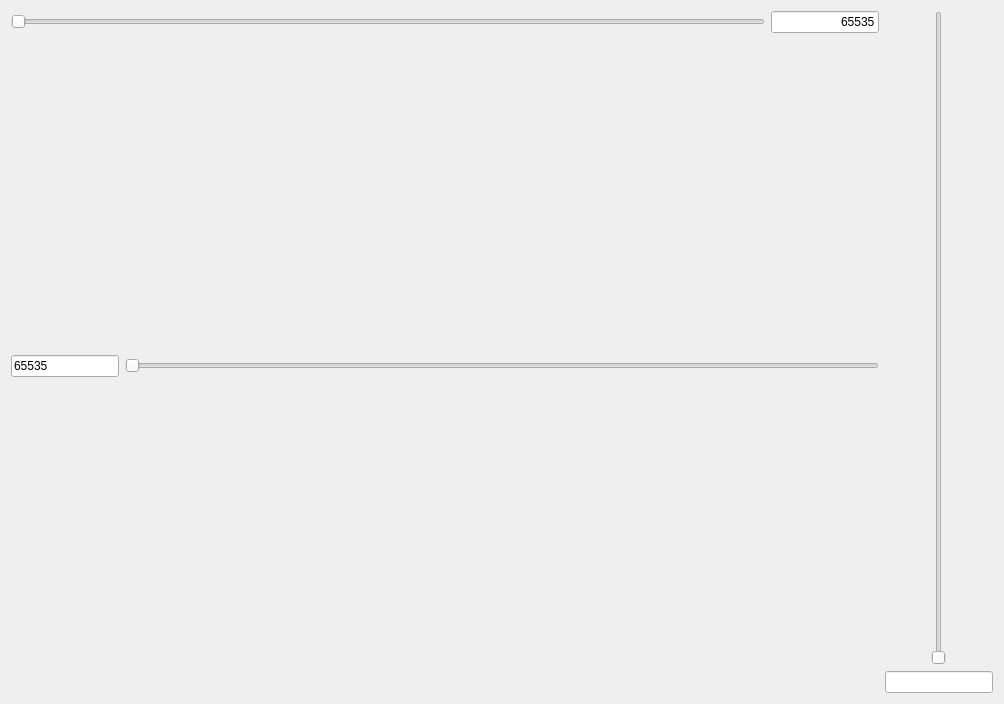
This is cpp/HistogramWidget.ui in erikhvatum/RisWidget as Qt 5 draws it before an edit. The edited form follows.
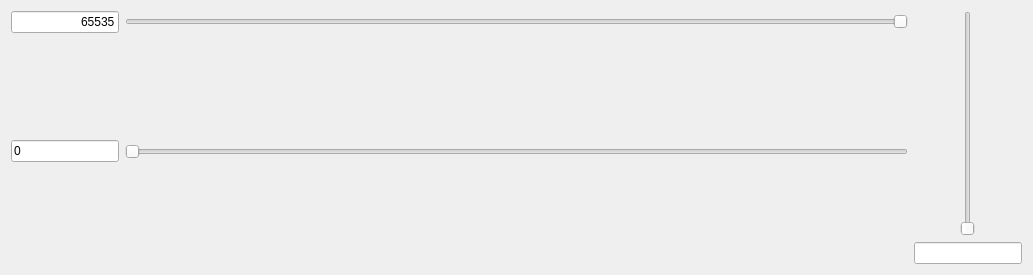
This is the edited form.

Commit message: Hook up gamma sliders.

Patch:
```diff
--- a/cpp/HistogramWidget.ui
+++ b/cpp/HistogramWidget.ui
@@ -6,8 +6,8 @@
    <rect>
     <x>0</x>
     <y>0</y>
-    <width>1004</width>
-    <height>704</height>
+    <width>1033</width>
+    <height>275</height>
    </rect>
   </property>
   <property name="windowTitle">
@@ -19,15 +19,8 @@
      <item>
       <layout class="QHBoxLayout" name="m_topHorizontalLayout">
        <property name="sizeConstraint">
-        <enum>QLayout::SetFixedSize</enum>
+        <enum>QLayout::SetDefaultConstraint</enum>
        </property>
-       <item>
-        <widget class="QSlider" name="m_gtpMaxSlider">
-         <property name="orientation">
-          <enum>Qt::Horizontal</enum>
-         </property>
-        </widget>
-       </item>
        <item>
         <widget class="QLineEdit" name="m_gtpMaxEdit">
          <property name="sizePolicy">
@@ -36,6 +29,9 @@
            <verstretch>0</verstretch>
           </sizepolicy>
          </property>
+         <property name="inputMask">
+          <string>00000</string>
+         </property>
          <property name="text">
           <string>65535</string>
          </property>
@@ -47,6 +43,19 @@
          </property>
         </widget>
        </item>
+       <item>
+        <widget class="QSlider" name="m_gtpMaxSlider">
+         <property name="maximum">
+          <number>65535</number>
+         </property>
+         <property name="orientation">
+          <enum>Qt::Horizontal</enum>
+         </property>
+         <property name="invertedAppearance">
+          <bool>true</bool>
+         </property>
+        </widget>
+       </item>
       </layout>
      </item>
      <item>
@@ -55,22 +64,34 @@
      <item>
       <layout class="QHBoxLayout" name="m_botHorizontalLayout">
        <property name="sizeConstraint">
-        <enum>QLayout::SetFixedSize</enum>
+        <enum>QLayout::SetDefaultConstraint</enum>
        </property>
        <item>
         <widget class="QLineEdit" name="m_gtpMinEdit">
          <property name="sizePolicy">
-          <sizepolicy hsizetype="Minimum" vsizetype="Fixed">
+          <sizepolicy hsizetype="Fixed" vsizetype="Fixed">
            <horstretch>0</horstretch>
            <verstretch>0</verstretch>
           </sizepolicy>
          </property>
+         <property name="minimumSize">
+          <size>
+           <width>0</width>
+           <height>0</height>
+          </size>
+         </property>
+         <property name="inputMask">
+          <string>00000</string>
+         </property>
          <property name="text">
-          <string>65535</string>
+          <string>0</string>
          </property>
          <property name="maxLength">
           <number>5</number>
          </property>
+         <property name="clearButtonEnabled">
+          <bool>false</bool>
+         </property>
         </widget>
        </item>
        <item>
```
Left out of the diff: 117 changed lines with no effect on the pictures. The commit also changes 6 other files.
